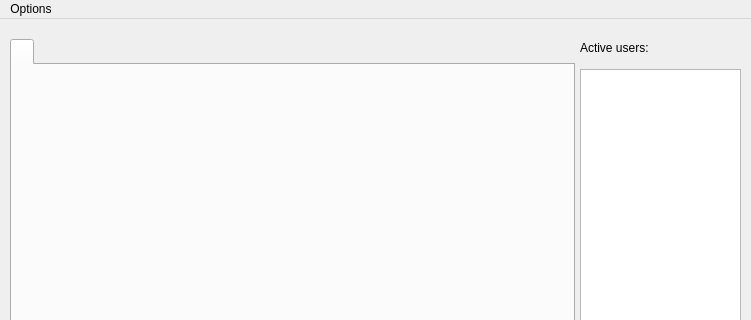
wiekonek/IRC, file ClientIRC/mainclientwindow.ui: the form before one commit; both pictures show x 0 to 751 and y 0 to 320 of the 751 by 492 pixel window.
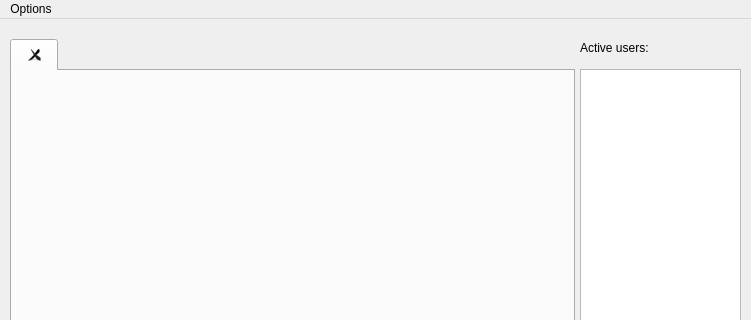
The form after the commit.

```diff
--- a/ClientIRC/mainclientwindow.ui
+++ b/ClientIRC/mainclientwindow.ui
@@ -33,7 +33,7 @@
      </rect>
     </property>
     <property name="tabsClosable">
-     <bool>false</bool>
+     <bool>true</bool>
     </property>
     <property name="movable">
      <bool>true</bool>
```
Left out of the diff: 6 changed lines with no effect on the pictures.
